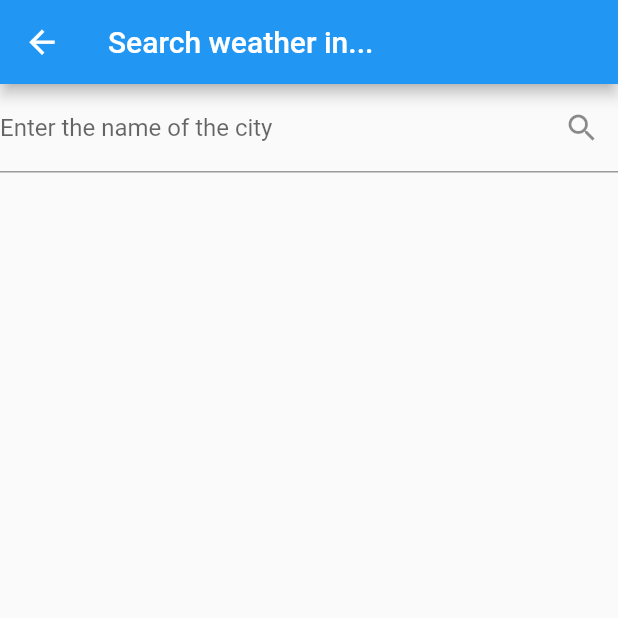
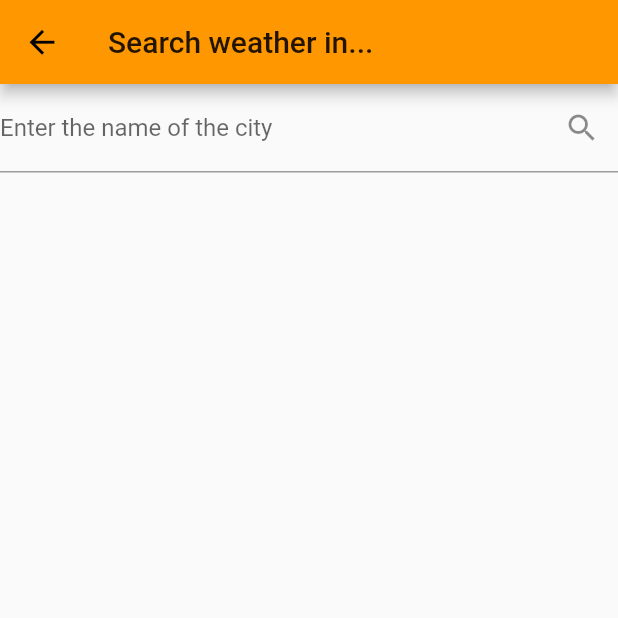
Before and after one commit to FuryOfFools/weather, a Flutter app: the SearchPage screen opened directly, on a phone screen of 412 x 824 dp, the top half of it. Run offline on Flutter 3.47's test engine with Material 2 defaults, Android fonts, the phone set to English and light mode, and no system bars; our stand-ins replace bloc, equatable, flutter_bloc, location.

Commit message:
color fix

```diff
--- a/lib/Widgets/Pages/search_page.dart
+++ b/lib/Widgets/Pages/search_page.dart
@@ -41,7 +41,7 @@ class _SearchPageState extends State<SearchPage> {
             icon: Icon(
               Icons.arrow_back,
               size: 25,
-              color: Colors.white,
+              color: Colors.black,
             ),
           ),
         ),
--- a/lib/Widgets/Pages/time_weather_page.dart
+++ b/lib/Widgets/Pages/time_weather_page.dart
@@ -21,7 +21,7 @@ class TimeWeatherPage extends StatelessWidget {
             icon: Icon(
               Icons.arrow_back,
               size: 25,
-              color: Colors.white,
+              color: Colors.black,
             ),
           ),
         ),
--- a/lib/main.dart
+++ b/lib/main.dart
@@ -15,7 +15,7 @@ class MyApp extends StatelessWidget {
       debugShowCheckedModeBanner: false,
       title: 'Weather',
       theme: ThemeData(
-        primarySwatch: Colors.blue,
+        primarySwatch: Colors.orange,
       ),
       home: BlocProvider(
         create: (context) => WeatherBloc(),
```
